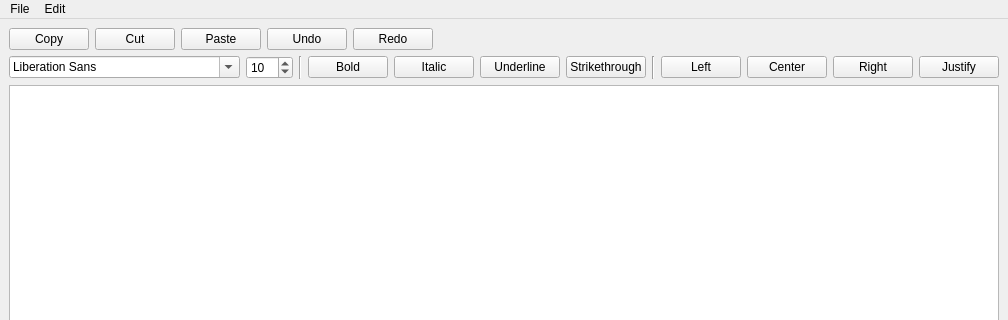
Before: the Qt Designer form notepad.ui in berhalter/Notepad--, drawn with Qt 5; both pictures show x 0 to 1008 and y 0 to 320 of the 1008 by 600 pixel window.
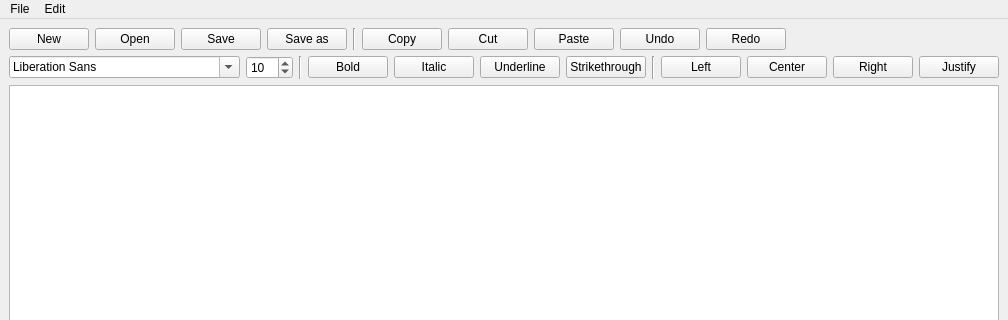
After: the same form once the commit is applied.

Commit message: created pushbuttons for File menu actions and connected them to their respective action functions. changed actionSaveAs object name. added spacers.

```diff
--- a/notepad.ui
+++ b/notepad.ui
@@ -28,8 +28,8 @@
         <property name="bottomMargin">
          <number>0</number>
         </property>
-        <item row="0" column="4">
-         <widget class="QPushButton" name="redoButton">
+        <item row="0" column="12">
+         <widget class="QPushButton" name="pushRedo">
           <property name="text">
            <string>Redo</string>
           </property>
@@ -38,8 +38,8 @@
           </attribute>
          </widget>
         </item>
-        <item row="0" column="1">
-         <widget class="QPushButton" name="cutButton">
+        <item row="0" column="9">
+         <widget class="QPushButton" name="pushCut">
           <property name="text">
            <string>Cut</string>
           </property>
@@ -48,8 +48,45 @@
           </attribute>
          </widget>
         </item>
-        <item row="0" column="0">
-         <widget class="QPushButton" name="copyButton">
+        <item row="0" column="3">
+         <widget class="QPushButton" name="pushSaveAs">
+          <property name="text">
+           <string>Save as</string>
+          </property>
+          <attribute name="buttonGroup">
+           <string notr="true">fileActionGroup</string>
+          </attribute>
+         </widget>
+        </item>
+        <item row="0" column="4">
+         <widget class="Line" name="line_3">
+          <property name="orientation">
+           <enum>Qt::Vertical</enum>
+          </property>
+         </widget>
+        </item>
+        <item row="0" column="2">
+         <widget class="QPushButton" name="pushSave">
+          <property name="text">
+           <string>Save</string>
+          </property>
+          <attribute name="buttonGroup">
+           <string notr="true">fileActionGroup</string>
+          </attribute>
+         </widget>
+        </item>
+        <item row="0" column="1">
+         <widget class="QPushButton" name="pushOpen">
+          <property name="text">
+           <string>Open</string>
+          </property>
+          <attribute name="buttonGroup">
+           <string notr="true">fileActionGroup</string>
+          </attribute>
+         </widget>
+        </item>
+        <item row="0" column="8">
+         <widget class="QPushButton" name="pushCopy">
           <property name="text">
            <string>Copy</string>
           </property>
@@ -58,8 +95,8 @@
           </attribute>
          </widget>
         </item>
-        <item row="0" column="3">
-         <widget class="QPushButton" name="undoButton">
+        <item row="0" column="11">
+         <widget class="QPushButton" name="pushUndo">
           <property name="text">
            <string>Undo</string>
           </property>
@@ -68,8 +105,8 @@
           </attribute>
          </widget>
         </item>
-        <item row="0" column="2">
-         <widget class="QPushButton" name="pasteButton">
+        <item row="0" column="10">
+         <widget class="QPushButton" name="pushPaste">
           <property name="text">
            <string>Paste</string>
           </property>
@@ -78,8 +115,18 @@
           </attribute>
          </widget>
         </item>
-        <item row="0" column="5">
-         <spacer name="horizontalSpacer">
+        <item row="0" column="0">
+         <widget class="QPushButton" name="pushNew">
+          <property name="text">
+           <string>New</string>
+          </property>
+          <attribute name="buttonGroup">
+           <string notr="true">fileActionGroup</string>
+          </attribute>
+         </widget>
+        </item>
+        <item row="0" column="13">
+         <spacer name="horizontalSpacer_2">
           <property name="orientation">
            <enum>Qt::Horizontal</enum>
           </property>
```
Left out of the diff: 18 changed lines with no effect on the pictures. The commit also changes 6 other files.
